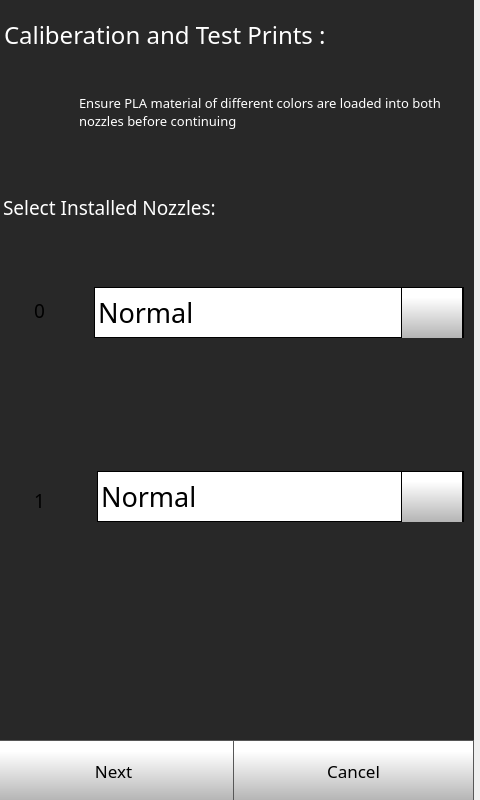
First picture: the form in octoprint_Volterra400TouchUI/mainGUI_volterra400.ui, repository FracktalWorks/IMTEX_Volterra400TouchUI, before the edit.
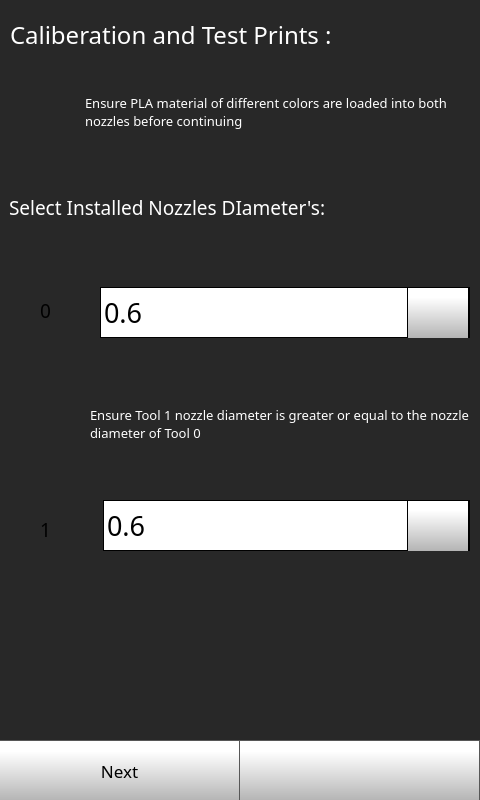
Second picture: the form after the edit. The open tabs and pages were chosen to show the change. Icons and pictures are not drawn.

Patch:
```diff
--- a/octoprint_Volterra400TouchUI/mainGUI_volterra400.ui
+++ b/octoprint_Volterra400TouchUI/mainGUI_volterra400.ui
@@ -45,7 +45,7 @@
     </property>
     <property name="geometry">
      <rect>
-      <x>-6</x>
+      <x>0</x>
       <y>0</y>
       <width>480</width>
       <height>800</height>
@@ -5547,7 +5547,7 @@
       </property>
       <item>
        <property name="text">
-        <string>Normal</string>
+        <string>0.6</string>
        </property>
       </item>
       <item>
@@ -5560,7 +5560,7 @@
       <property name="geometry">
        <rect>
         <x>103</x>
-        <y>471</y>
+        <y>500</y>
         <width>367</width>
         <height>51</height>
        </rect>
@@ -5686,7 +5686,7 @@
       </property>
       <item>
        <property name="text">
-        <string>Normal</string>
+        <string>0.6</string>
        </property>
       </item>
       <item>
@@ -5763,7 +5763,7 @@
       <property name="geometry">
        <rect>
         <x>30</x>
-        <y>477</y>
+        <y>506</y>
         <width>50</width>
         <height>50</height>
        </rect>
@@ -5796,7 +5796,7 @@
       <property name="geometry">
        <rect>
         <x>10</x>
-        <y>490</y>
+        <y>519</y>
         <width>41</width>
         <height>21</height>
        </rect>
@@ -5844,7 +5844,7 @@
        <string notr="true">color: rgb(255, 255, 255);</string>
       </property>
       <property name="text">
-       <string>Select Installed Nozzles:</string>
+       <string>Select Installed Nozzles DIameter's:</string>
       </property>
      </widget>
      <widget class="QPushButton" name="quickStep4NextButton_2">
@@ -5938,7 +5938,11 @@
 }</string>
       </property>
       <property name="text">
-       <string>Cancel</string>
+       <string/>
+      </property>
+      <property name="icon">
+       <iconset>
+        <normaloff>templates/img/arrows-4.png</normaloff>templates/img/arrows-4.png</iconset>
       </property>
       <property name="iconSize">
        <size>
@@ -6010,6 +6014,69 @@
        <bool>true</bool>
       </property>
      </widget>
+     <widget class="QLabel" name="calibrateLabel_8">
+      <property name="geometry">
+       <rect>
+        <x>90</x>
+        <y>376</y>
+        <width>388</width>
+        <height>96</height>
+       </rect>
+      </property>
+      <property name="font">
+       <font>
+        <family>Gotham</family>
+        <pointsize>10</pointsize>
+        <weight>50</weight>
+        <bold>false</bold>
+       </font>
+      </property>
+      <property name="styleSheet">
+       <string notr="true">color: rgb(255, 255, 255);</string>
+      </property>
+      <property name="text">
+       <string>Ensure Tool 1 nozzle diameter is greater or equal to the nozzle diameter of Tool 0</string>
+      </property>
+      <property name="scaledContents">
+       <bool>false</bool>
+      </property>
+      <property name="wordWrap">
+       <bool>true</bool>
+      </property>
+     </widget>
+     <widget class="QLabel" name="tool0Label_5">
+      <property name="geometry">
+       <rect>
+        <x>16</x>
+        <y>400</y>
+        <width>50</width>
+        <height>50</height>
+       </rect>
+      </property>
+      <property name="font">
+       <font>
+        <family>Gotham Medium</family>
+        <pointsize>14</pointsize>
+        <weight>50</weight>
+        <bold>false</bold>
+        <underline>false</underline>
+        <strikeout>false</strikeout>
+       </font>
+      </property>
+      <property name="styleSheet">
+       <string notr="true">
+   color:  white;</string>
+      </property>
+      <property name="text">
+       <string/>
+      </property>
+      <property name="pixmap">
+       <pixmap>templates/img/exclamation-mark.png</pixmap>
+      </property>
+      <property name="scaledContents">
+       <bool>true</bool>
+      </property>
+     </widget>
     </widget>
     <widget class="QWidget" name="page_2">
      <widget class="QPushButton" name="calibrateBackButton_2">
```
Left out of the diff: 58 changed lines with no effect on the pictures.
